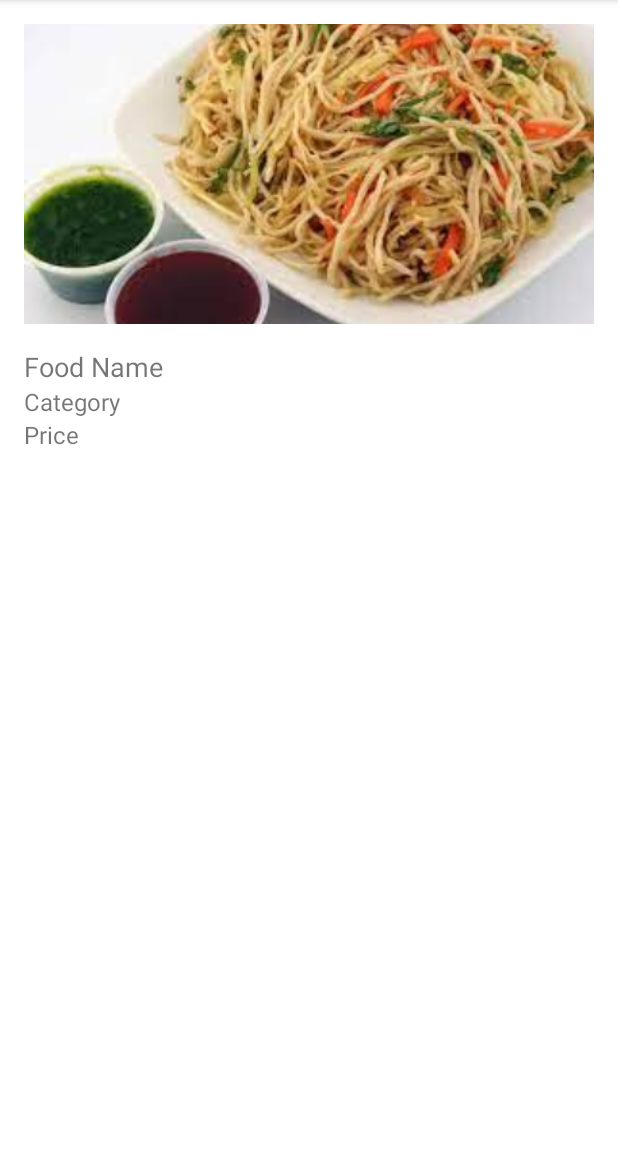
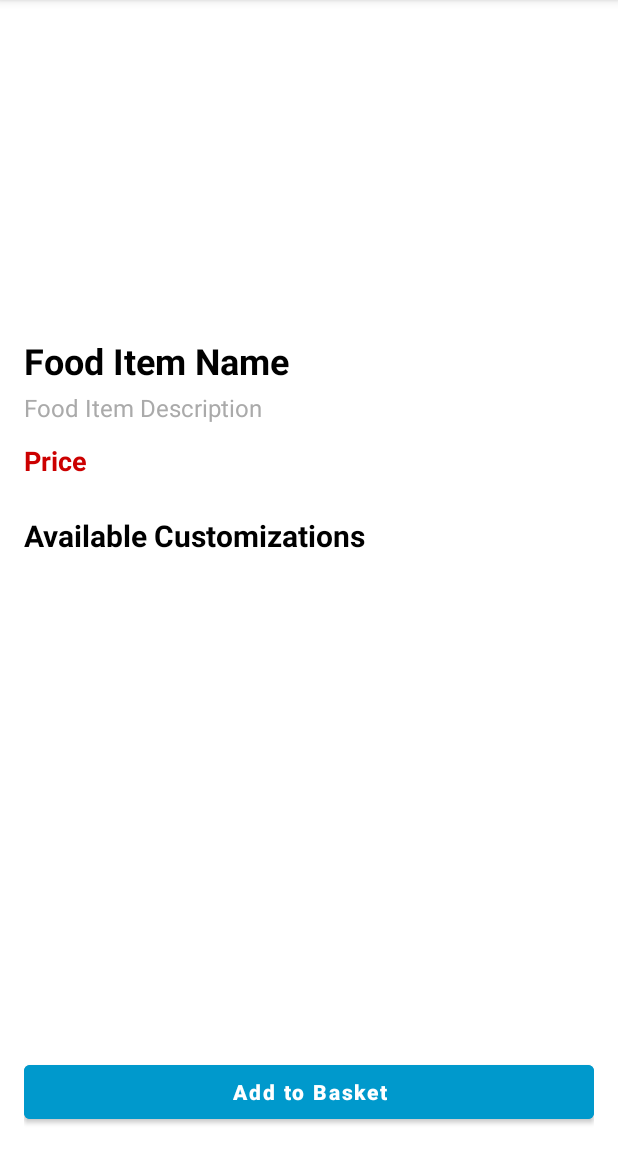
Before and after one commit to Indipa123/My-food-app, an Android app: the FoodItemDetailActivity screen opened directly, with no data from a screen before it, on a phone screen of 412 x 824 dp, the part 84-1236 px from its top. Run offline under Robolectric (Android 15) with nearby library versions, the phone set to English and light mode, and no system bars.

Commit message:
comit by nuskan

```diff
--- a/app/src/main/java/com/testing/foodmanagement/FoodItemDetailActivity.java
+++ b/app/src/main/java/com/testing/foodmanagement/FoodItemDetailActivity.java
@@ -1,43 +1,73 @@
 package com.testing.foodmanagement;
 
+import android.annotation.SuppressLint;
+import android.content.Intent;
 import android.graphics.Bitmap;
 import android.graphics.BitmapFactory;
 import android.os.Bundle;
+import android.widget.Button;
 import android.widget.ImageView;
 import android.widget.TextView;
 
 import androidx.appcompat.app.AppCompatActivity;
+import androidx.recyclerview.widget.LinearLayoutManager;
+import androidx.recyclerview.widget.RecyclerView;
+
+import java.util.List;
 
 public class FoodItemDetailActivity extends AppCompatActivity {
+    private ImageView imageViewFoodItem;
+    private TextView textViewFoodItemName;
+    private TextView textViewFoodItemDescription;
+    private TextView textViewFoodItemPrice; // Added for price
+    private RecyclerView recyclerViewCustomizations;
+    private Button buttonAddToBasket;
+    private DBHelper dbHelper;
+    private FoodItem foodItem;
 
+    @SuppressLint("DefaultLocale")
     @Override
     protected void onCreate(Bundle savedInstanceState) {
         super.onCreate(savedInstanceState);
-        setContentView(R.layout.activity_food_detail);
+        setContentView(R.layout.activity_food_item_detail1);
 
-        ImageView foodImageView = findViewById(R.id.foodImageView);
-        TextView textViewName = findViewById(R.id.textViewName);
-        TextView textViewCategory = findViewById(R.id.textViewCategory);
-        TextView textViewPrice = findViewById(R.id.textViewPrice);
+        imageViewFoodItem = findViewById(R.id.imageViewFoodItem);
+        textViewFoodItemName = findViewById(R.id.textViewFoodItemName);
+        textViewFoodItemDescription = findViewById(R.id.textViewFoodItemDescription);
+        textViewFoodItemPrice = findViewById(R.id.textViewFoodItemPrice); // Initialize the price TextView
+        recyclerViewCustomizations = findViewById(R.id.recyclerViewCustomizations);
+        buttonAddToBasket = findViewById(R.id.buttonAddToBasket);
 
-        // Get the food item details from the intent
-        Bundle extras = getIntent().getExtras();
-        if (extras != null) {
-            String name = extras.getString("foodName");
-            String category = extras.getString("foodCategory");
-            double price = extras.getDouble("foodPrice");
-            byte[] imageByteArray = extras.getByteArray("foodImage");
+        dbHelper = new DBHelper(this);
 
-            textViewName.setText(name);
-            textViewCategory.setText(category);
-            textViewPrice.setText(String.valueOf(price));
+        Intent intent = getIntent();
+        foodItem = (FoodItem) intent.getSerializableExtra("foodItem");
 
+        if (foodItem != null) {
+            textViewFoodItemName.setText(foodItem.getName());
+            textViewFoodItemDescription.setText(foodItem.getDescription());
+            textViewFoodItemPrice.setText(String.format("RS %.2f", foodItem.getPrice())); // Set the price
+
+            byte[] imageByteArray = foodItem.getImage();
             if (imageByteArray != null && imageByteArray.length > 0) {
                 Bitmap bitmap = BitmapFactory.decodeByteArray(imageByteArray, 0, imageByteArray.length);
-                foodImageView.setImageBitmap(bitmap);
+                imageViewFoodItem.setImageBitmap(bitmap);
             } else {
-                foodImageView.setImageResource(R.drawable.noodles); // Default image
+                imageViewFoodItem.setImageResource(R.drawable.noodles);
             }
+
+            loadCustomizations();
         }
+
+        buttonAddToBasket.setOnClickListener(v -> {
+            // Add food item to basket logic
+        });
+    }
+
+    private void loadCustomizations() {
+        List<Customization> customizations = dbHelper.getCustomizationsForFoodItem(foodItem.getId());
+        CustomizationAdapterUser adapter = new CustomizationAdapterUser(this, customizations);
+        recyclerViewCustomizations.setLayoutManager(new LinearLayoutManager(this));
+        recyclerViewCustomizations.setAdapter(adapter);
     }
 }
--- a/app/src/main/res/layout/activity_food_item_detail1.xml
+++ b/app/src/main/res/layout/activity_food_item_detail1.xml
@@ -1,9 +1,9 @@
+<?xml version="1.0" encoding="utf-8"?>
 <LinearLayout xmlns:android="http://schemas.android.com/apk/res/android"
     android:layout_width="match_parent"
     android:layout_height="match_parent"
     android:orientation="vertical"
     android:padding="16dp">
-
 
     <ImageView
         android:id="@+id/imageViewFoodItem"
@@ -13,18 +13,45 @@
 
     <TextView
         android:id="@+id/textViewFoodItemName"
-        android:layout_width="wrap_content"
+        android:layout_width="match_parent"
         android:layout_height="wrap_content"
         android:textSize="24sp"
-        android:paddingTop="8dp" />
+        android:textStyle="bold"
+        android:paddingTop="8dp"
+        android:textColor="@android:color/black"
+        android:text="Food Item Name" />
 
     <TextView
         android:id="@+id/textViewFoodItemDescription"
-        android:layout_width="wrap_content"
+        android:layout_width="match_parent"
         android:layout_height="wrap_content"
         android:textSize="16sp"
         android:paddingTop="4dp"
-        android:paddingBottom="8dp" />
+        android:paddingBottom="8dp"
+        android:textColor="@android:color/darker_gray"
+        android:text="Food Item Description" />
+
+    <TextView
+        android:id="@+id/textViewFoodItemPrice"
+        android:layout_width="match_parent"
+        android:layout_height="wrap_content"
+        android:textSize="18sp"
+        android:textStyle="bold"
+        android:paddingTop="4dp"
+        android:paddingBottom="8dp"
+        android:textColor="@android:color/holo_red_dark"
+        android:text="Price" />
+
+    <TextView
+        android:id="@+id/textViewCustomizationsHeader"
+        android:layout_width="match_parent"
+        android:layout_height="wrap_content"
+        android:textSize="20sp"
+        android:textStyle="bold"
+        android:paddingTop="16dp"
+        android:paddingBottom="8dp"
+        android:textColor="@android:color/black"
+        android:text="Available Customizations" />
 
     <androidx.recyclerview.widget.RecyclerView
         android:id="@+id/recyclerViewCustomizations"
@@ -37,5 +64,9 @@
         android:layout_width="match_parent"
         android:layout_height="wrap_content"
         android:text="Add to Basket"
-        android:layout_marginTop="16dp" />
+        android:textStyle="bold"
+        android:textAllCaps="false"
+        android:layout_marginTop="16dp"
+        android:backgroundTint="@android:color/holo_blue_dark"
+        android:textColor="@android:color/white" />
 </LinearLayout>
```
Also changed, not shown: app/src/main/java/com/testing/foodmanagement/Customization.java (+13 -0 lines), app/src/main/java/com/testing/foodmanagement/CustomizationAdapterUser.java (added, +52 -0 lines), app/src/main/java/com/testing/foodmanagement/FoodItemAdapter.java (+9 -8 lines), app/src/main/res/layout/grid_item_food.xml (added, +40 -0 lines), app/src/main/res/layout/item_customization.xml (added, +38 -0 lines).
